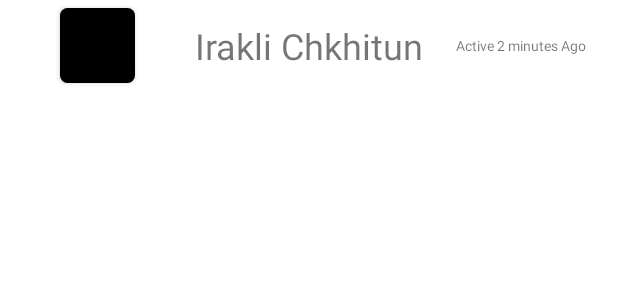
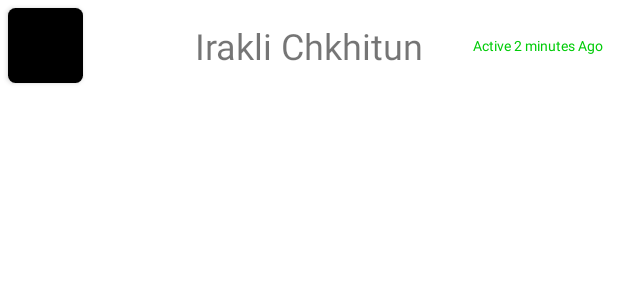
Before and after one commit to edo-edo/tic-tac-toe-kotlin-multiplayer-game, an Android app: the layout online_players_list_layout.xml on its own in the app's theme, with its tools: preview values and no code run, on a phone screen of 412 x 824 dp. Shown: the top 300 px of the screen. Run offline under Robolectric (Android 15) with nearby library versions, the phone set to English and light mode, and no system bars.

Commit message:
add online and offline users

```diff
--- a/app/src/main/res/layout/online_players_list_layout.xml
+++ b/app/src/main/res/layout/online_players_list_layout.xml
@@ -1,16 +1,16 @@
 <?xml version="1.0" encoding="utf-8"?>
-<androidx.constraintlayout.widget.ConstraintLayout
-    xmlns:android="http://schemas.android.com/apk/res/android"
+<androidx.constraintlayout.widget.ConstraintLayout xmlns:android="http://schemas.android.com/apk/res/android"
     xmlns:app="http://schemas.android.com/apk/res-auto"
     xmlns:tools="http://schemas.android.com/tools"
     android:layout_width="match_parent"
     android:layout_height="60dp">
+
     <androidx.cardview.widget.CardView
         android:layout_width="wrap_content"
         android:layout_height="wrap_content"
+        android:layout_marginStart="5dp"
         app:cardCornerRadius="5dp"
         app:layout_constraintBottom_toBottomOf="parent"
-    app:layout_constraintEnd_toStartOf="@+id/online_Player_Name_textView"
         app:layout_constraintStart_toStartOf="parent"
         app:layout_constraintTop_toTopOf="parent">
 
@@ -18,8 +18,8 @@
 
             android:layout_width="50dp"
             android:layout_height="50dp"
-        android:src="@color/black"
-        android:contentDescription="@string/todo" />
+            android:contentDescription="@string/todo"
+            android:src="@color/black" />
     </androidx.cardview.widget.CardView>
 
 
@@ -27,8 +27,8 @@
         android:id="@+id/online_Player_Name_textView"
         android:layout_width="wrap_content"
         android:layout_height="wrap_content"
+        android:maxLength="15"
         android:textSize="24sp"
-        android:maxLength="15"
         app:layout_constraintBottom_toBottomOf="parent"
         app:layout_constraintEnd_toEndOf="parent"
         app:layout_constraintStart_toStartOf="parent"
@@ -39,13 +39,15 @@
         android:id="@+id/online_Player_Active_Status_textView"
         android:layout_width="wrap_content"
         android:layout_height="wrap_content"
-        tools:text="Active 2 minutes Ago"
+        android:layout_marginEnd="10dp"
         android:maxLength="29"
+        android:text="@string/active_now"
         android:textSize="9sp"
+        android:textColor="@color/green"
         app:layout_constraintBottom_toBottomOf="parent"
         app:layout_constraintEnd_toEndOf="parent"
-        app:layout_constraintStart_toEndOf="@+id/online_Player_Name_textView"
         app:layout_constraintTop_toTopOf="parent"
+        tools:text="Active 2 minutes Ago"
         tools:ignore="SmallSp" />
 
 
--- a/app/src/main/res/values/colors.xml
+++ b/app/src/main/res/values/colors.xml
@@ -5,4 +5,5 @@
     <color name="orange">#FF5722</color>
     <color name="black">#FF000000</color>
     <color name="white">#FFFFFFFF</color>
+    <color name="red">#FF0000</color>
 </resources>
--- a/app/src/main/res/values/strings.xml
+++ b/app/src/main/res/values/strings.xml
@@ -51,4 +51,5 @@
     <string name="your_name">Your Name</string>
     <string name="StarGameOnlineMultiPlayerFragment">Star Game Online MultiPlayer Fragment</string>
     <string name="todo">TODO</string>
+    <string name="active_now">Active Now</string>
 </resources>
```
Also changed, not shown: app/src/main/java/com/example/tic_tac_toe_kotlin_multiplayer_game/ui/multiPlayer/online/star_game/OnlinePlayersListAdapter.kt (+21 -2 lines), app/src/main/java/com/example/tic_tac_toe_kotlin_multiplayer_game/ui/multiPlayer/online/star_game/StarGameOnlineMultiPlayerFragment.kt (+78 -58 lines). Lines whose indentation alone changed are shown as unchanged.
